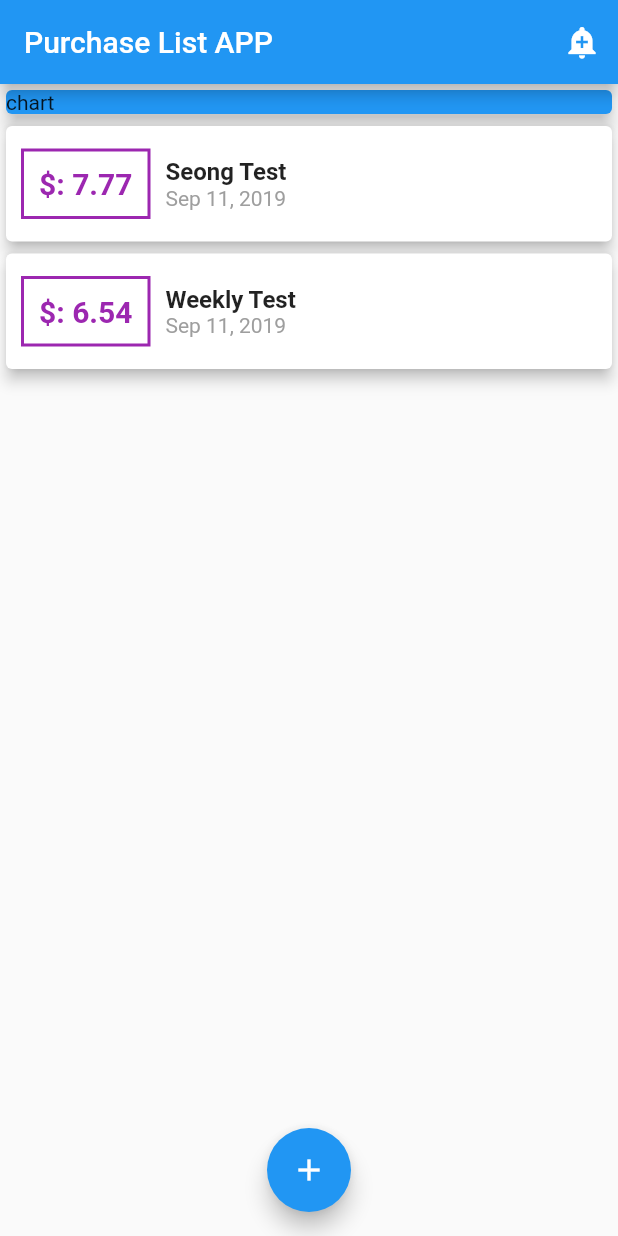
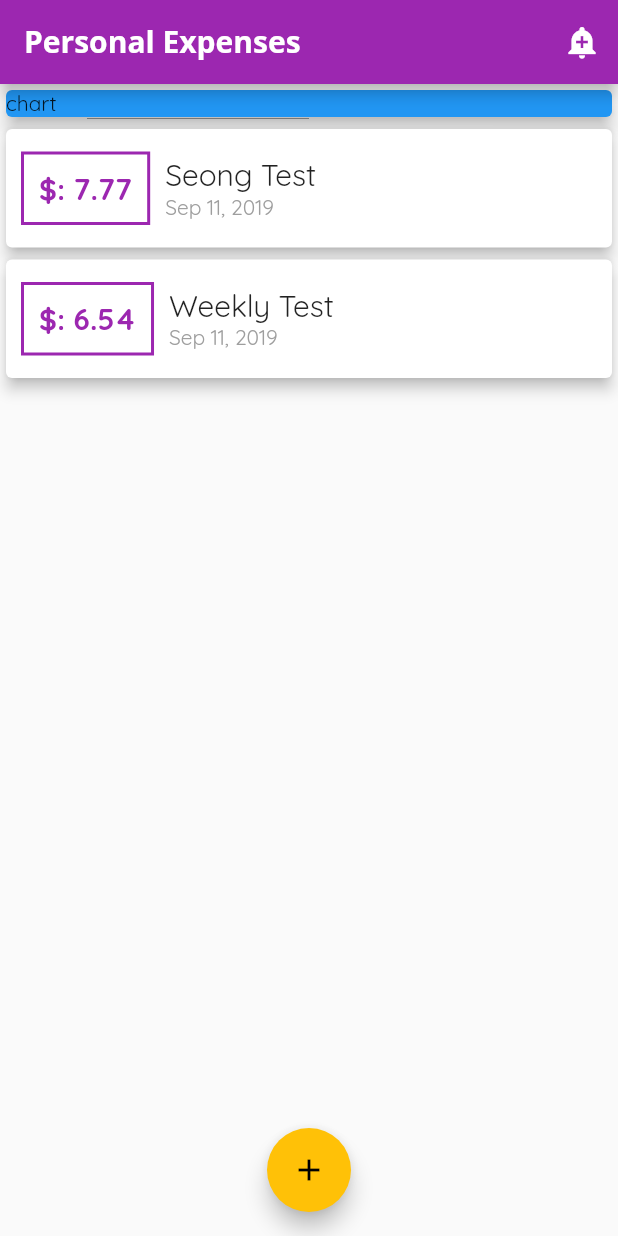
Before and after one commit to TaeseongYun/learning-Flutter, a Flutter app: the screen it shows after launch, on a phone screen of 412 x 824 dp. Run offline on Flutter 3.47's test engine with Material 2 defaults, Android fonts, the phone set to English and light mode, and no system bars.

Commit message:
#13 add: fonts modify: second_purchase_list_app

```diff
--- a/second_purchase_list_app/lib/page/my_home_page.dart
+++ b/second_purchase_list_app/lib/page/my_home_page.dart
@@ -53,7 +53,10 @@ class _MyHomePageState extends State<MyHomePage> {
   Widget build(BuildContext context) {
     return Scaffold(
       appBar: AppBar(
-        title: Text('Purchase List APP'),
+        title: Text(
+          'Personal Expenses',
+          style: TextStyle(fontFamily: 'Opensans'),
+        ),
         actions: <Widget>[
           IconButton(
             icon: Icon(Icons.add_alert),
--- a/second_purchase_list_app/lib/page/my_root_page.dart
+++ b/second_purchase_list_app/lib/page/my_root_page.dart
@@ -5,7 +5,19 @@ class MyRootPage extends StatelessWidget {
   @override
   Widget build(BuildContext context) {
     return MaterialApp(
-      title: 'My Second App (Account book)',
+      title: 'Personal Expenses',
+      theme: ThemeData(
+          primarySwatch: Colors.purple,
+          accentColor: Colors.amber,
+          fontFamily: 'Quicksand',
+          appBarTheme: AppBarTheme(
+            textTheme: ThemeData.light().textTheme.copyWith(
+                    title: TextStyle(
+                  fontFamily: 'OpenSans',
+                  fontSize: 20,
+                  fontWeight: FontWeight.bold
+                )),
+          )),
       home: MyHomePage(),
     );
   }
--- a/second_purchase_list_app/lib/widgets/transaction_list.dart
+++ b/second_purchase_list_app/lib/widgets/transaction_list.dart
@@ -24,12 +24,12 @@ class TransactionList extends StatelessWidget {
                     style: TextStyle(
                       fontWeight: FontWeight.bold,
                       fontSize: 20,
-                      color: Colors.purple,
+                      color: Theme.of(context).primaryColor,
                     ),
                   ),
                   decoration: BoxDecoration(
                       border: Border.all(
-                    color: Colors.purple,
+                    color: Theme.of(context).primaryColor,
                     width: 2,
                   )),
                 ),
@@ -38,10 +38,7 @@ class TransactionList extends StatelessWidget {
                   children: <Widget>[
                     Text(
                       userTransaction[index].title,
-                      style: TextStyle(
-                        fontSize: 16,
-                        fontWeight: FontWeight.bold,
-                      ),
+                      style: Theme.of(context).textTheme.title,
                     ),
                     Text(
                       DateFormat.yMMMd('en_US')
```
Also changed, not shown: second_purchase_list_app/pubspec.yaml (+11 -6 lines), second_purchase_list_app/assets/fonts/OpenSans-Bold.ttf (added), second_purchase_list_app/assets/fonts/OpenSans-Regular.ttf (added), second_purchase_list_app/assets/fonts/Quicksand-Bold.ttf (added), second_purchase_list_app/assets/fonts/Quicksand-Light.ttf (added), second_purchase_list_app/assets/fonts/Quicksand-Medium.ttf (added), second_purchase_list_app/assets/fonts/Quicksand-Regular.ttf (added).
